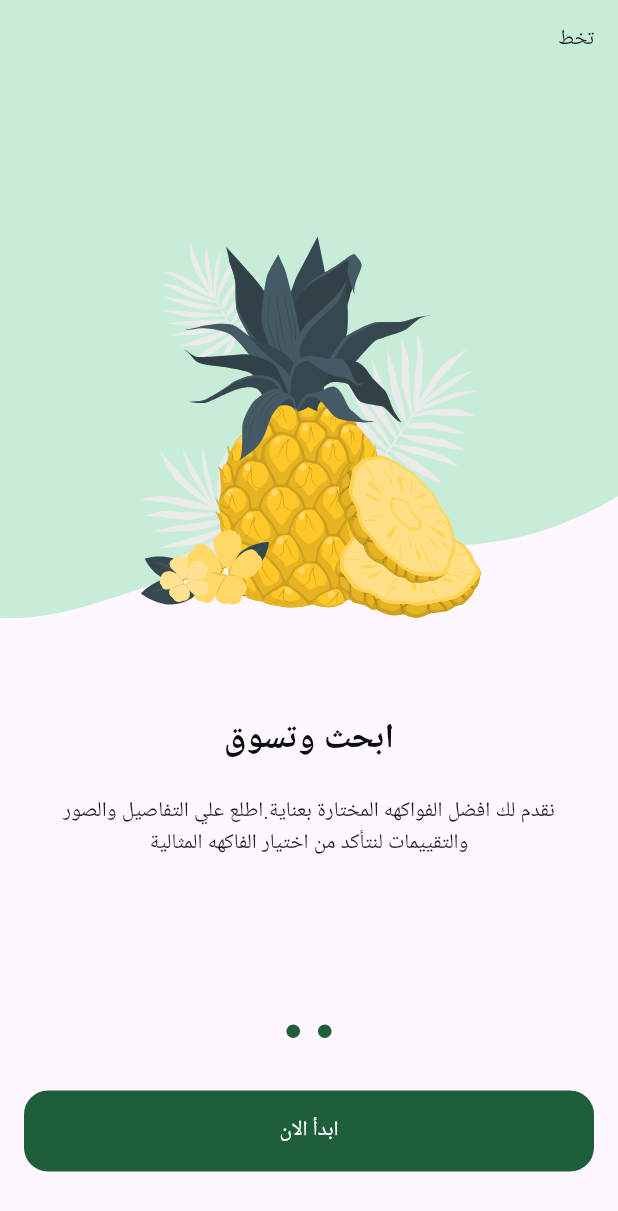
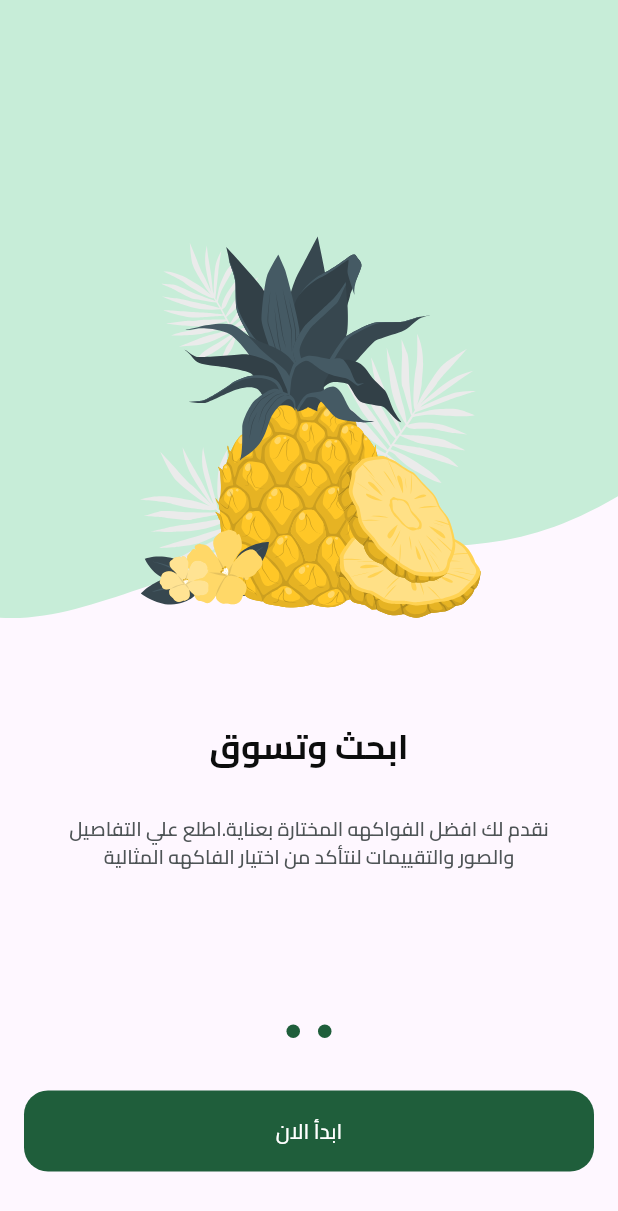
Before and after one commit to nada29348-hash/fruits_hub, a Flutter app: the OnboardingView screen opened by its route, swiped to page 2, on a phone screen of 412 x 824 dp. Shown: the top 1211 px of the screen. Run offline on Flutter 3.47's test engine with Material 3 defaults, Android fonts, the light colour scheme and no system bars; drawn by our look-alikes of dots_indicator; our stand-ins replace flutter_svg.

Commit message:
add text and font styles

```diff
--- a/lib/core/utils/app_colors.dart
+++ b/lib/core/utils/app_colors.dart
@@ -2,4 +2,5 @@ import 'package:flutter/material.dart';
 
 abstract class AppColors {
   static const Color primaryColor = Color(0xFF1F5E3B);
+  static const Color secondaryColor = Color(0xFFF4A91F);
 }
--- a/lib/core/utils/app_text_styles.dart
+++ b/lib/core/utils/app_text_styles.dart
@@ -1,68 +1,75 @@
 import 'package:flutter/material.dart';
+
 //بما ان كل فونت فاميلي كايرو فمستحتها
 abstract class AppTextStyles {
   static const TextStyle bold13 = TextStyle(
     fontSize: 13,
     fontWeight: FontWeight.bold,
+    color: Color(0xff0C0D0D),
   );
-  static const TextStyle cairoSemiBold13 = TextStyle(
+  static const TextStyle bold23 = TextStyle(
+    fontSize: 23,
+    fontWeight: FontWeight.bold,
+    color: Color(0xff0C0D0D),
+  );
+  static const TextStyle SemiBold13 = TextStyle(
     fontSize: 13,
     fontWeight: FontWeight.w600,
-
+    color: Color(0xff0C0D0D),
   );
-   static const TextStyle cairoRegular13 = TextStyle(
+  static const TextStyle Regular13 = TextStyle(
     fontSize: 13,
     fontWeight: FontWeight.normal,
-
+    color: Color(0xff0C0D0D),
   );
   static const TextStyle cairoBold16 = TextStyle(
     fontSize: 16,
     fontWeight: FontWeight.bold,
-
+    color: Color(0xff0C0D0D),
   );
   static const TextStyle bold19 = TextStyle(
     fontSize: 19,
     fontWeight: FontWeight.bold,
-
+    color: Color(0xff0C0D0D),
   );
   static const TextStyle semiBold16 = TextStyle(
     fontSize: 16,
     fontWeight: FontWeight.w600,
-
+    color: Color(0xff0C0D0D),
   );
   static const TextStyle bold28 = TextStyle(
     fontSize: 28,
     fontWeight: FontWeight.bold,
-
+    color: Color(0xff0C0D0D),
   );
   static const TextStyle regular22 = TextStyle(
     fontSize: 22,
     fontWeight: FontWeight.normal,
-
+    color: Color(0xff0C0D0D),
   );
   static const TextStyle semiBold11 = TextStyle(
     fontSize: 11,
     fontWeight: FontWeight.w600,
-    ,
+    color: Color(0xff0C0D0D),
   );
   static const TextStyle medium15 = TextStyle(
     fontSize: 15,
     fontWeight: FontWeight.w500,
-
+    color: Color(0xff0C0D0D),
   );
-   static const TextStyle regular26= TextStyle(
+  static const TextStyle regular26 = TextStyle(
     fontSize: 26,
     fontWeight: FontWeight.normal,
-
+    color: Color(0xff0C0D0D),
   );
-   static const TextStyle regular16= TextStyle(
+  static const TextStyle regular16 = TextStyle(
     fontSize: 16,
     fontWeight: FontWeight.normal,
-
+    color: Color(0xff0C0D0D),
   );
-   static const TextStyle regular11= TextStyle(
+  static const TextStyle regular11 = TextStyle(
     fontSize: 11,
     fontWeight: FontWeight.normal,
-
+    color: Color(0xff0C0D0D),
   );
 }
--- a/lib/features/onboarding/presentation/views/widgets/onboarding_page_view.dart
+++ b/lib/features/onboarding/presentation/views/widgets/onboarding_page_view.dart
@@ -1,6 +1,7 @@
 import 'package:flutter/material.dart';
 import 'package:fruits_e_commerce/core/utils/app_colors.dart';
 import 'package:fruits_e_commerce/core/utils/app_images.dart';
+import 'package:fruits_e_commerce/core/utils/app_text_styles.dart';
 import 'package:fruits_e_commerce/features/onboarding/presentation/views/widgets/page_item.dart';
 
 class OnboardingPageView extends StatelessWidget {
@@ -12,9 +13,8 @@ class OnboardingPageView extends StatelessWidget {
       controller: pageController,
       children: [
         PageItem(
-          isVisible:
-              (pageController.hasClients ? pageController.page!.round() : 0) ==
-              0, // true
+          isVisible: true,
+          // true
           image: Assets.imagesFruitBasket,
           backgroundImage: Assets.imagesFruitBasketBackground,
           subtitle:
@@ -22,34 +22,17 @@ class OnboardingPageView extends StatelessWidget {
           title: Row(
             mainAxisAlignment: MainAxisAlignment.center,
             children: [
+              Text('مرحبا بك في', style: AppTextStyles.bold23),
               Text(
-                'مرحبا بك في',
-                style: TextStyle(
-                  color: Color(0xff0C0D0D),
-                  fontSize: 23,
-                  fontFamily: 'Cairo',
-                  fontWeight: FontWeight.w700,
-                  height: 0,
-                ),
-              ),
-              Text(
-                'HUB',
-                style: TextStyle(
-                  color: AppColors.primaryColor,
-                  fontSize: 23,
-                  fontFamily: 'Cairo',
-                  fontWeight: FontWeight.w700,
-                  height: 0,
+                ' HUB',
+                style: AppTextStyles.bold23.copyWith(
+                  color: AppColors.secondaryColor,
                 ),
               ),
               Text(
                 'Fruit',
-                style: TextStyle(
+                style: AppTextStyles.bold23.copyWith(
                   color: AppColors.primaryColor,
-                  fontSize: 23,
-                  fontFamily: 'Cairo',
-                  fontWeight: FontWeight.w700,
-                  height: 0,
                 ),
               ),
             ],
@@ -57,9 +40,7 @@ class OnboardingPageView extends StatelessWidget {
         ),
 
         PageItem(
-          isVisible:
-              (pageController.hasClients ? pageController.page!.round() : 0) !=
-              0,
+          isVisible: false,
           image: Assets.imagesPineapple,
           backgroundImage: Assets.imagesPinableBackgroundImage,
           subtitle:
--- a/lib/features/onboarding/presentation/views/widgets/page_item.dart
+++ b/lib/features/onboarding/presentation/views/widgets/page_item.dart
@@ -1,5 +1,6 @@
 import 'package:flutter/material.dart';
 import 'package:flutter_svg/svg.dart';
+import 'package:fruits_e_commerce/core/utils/app_text_styles.dart';
 
 class PageItem extends StatelessWidget {
   const PageItem({
@@ -36,7 +37,12 @@ class PageItem extends StatelessWidget {
                 visible: isVisible,
                 child: Padding(
                   padding: const EdgeInsets.all(16),
-                  child: const Text('تخط'),
+                  child: Text(
+                    'تخط',
+                    style: AppTextStyles.Regular13.copyWith(
+                      color: Color(0xff949D9E),
+                    ),
+                  ),
                 ),
               ),
             ],
@@ -46,8 +52,12 @@ class PageItem extends StatelessWidget {
         title,
         SizedBox(height: 24),
         Padding(
-          padding: const EdgeInsets.symmetric(horizontal: 16),
-          child: Text(subtitle, textAlign: TextAlign.center),
+          padding: const EdgeInsets.symmetric(horizontal: 37),
+          child: Text(
+            subtitle,
+            style: AppTextStyles.SemiBold13.copyWith(color: Color(0xff4E5456)),
+            textAlign: TextAlign.center,
+          ),
         ),
       ],
     );
--- a/lib/main.dart
+++ b/lib/main.dart
@@ -14,6 +14,7 @@ class FruitsHub extends StatelessWidget {
   @override
   Widget build(BuildContext context) {
     return MaterialApp(
+      theme: ThemeData(fontFamily: 'Cairo'),
       localizationsDelegates: [
         S.delegate,
         GlobalMaterialLocalizations.delegate,
```
Also changed, not shown: pubspec.yaml (+15 -15 lines), assets/fonts/Cairo-Bold.ttf (added), assets/fonts/Cairo-Medium.ttf (added), assets/fonts/Cairo-Regular.ttf (added), assets/fonts/Cairo-SemiBold.ttf (added). Lines whose indentation alone changed are shown as unchanged.
